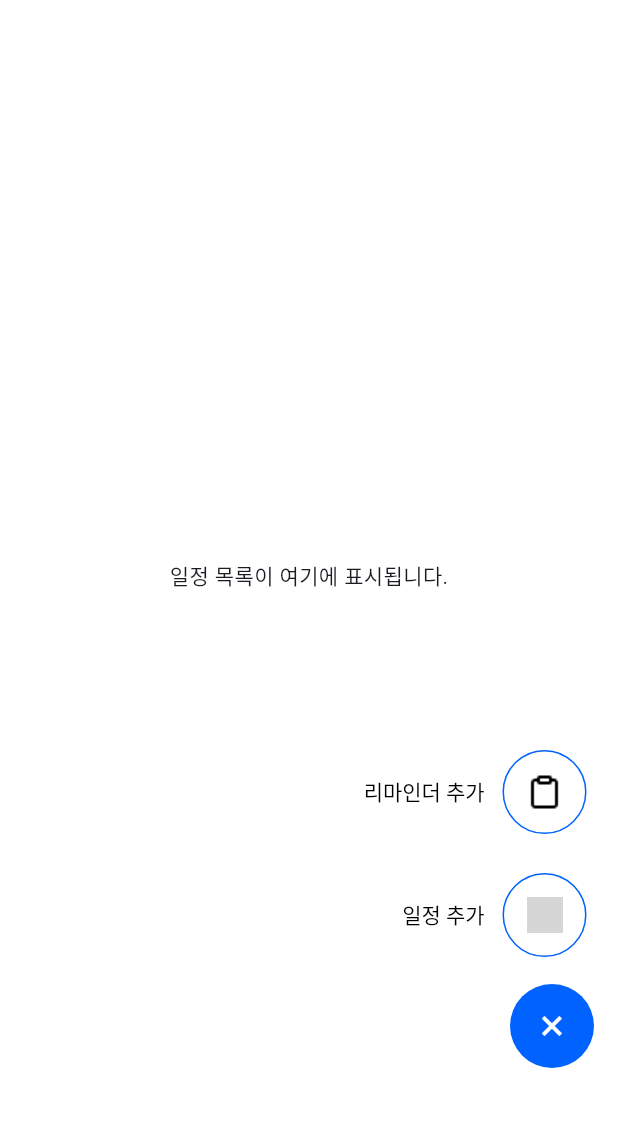
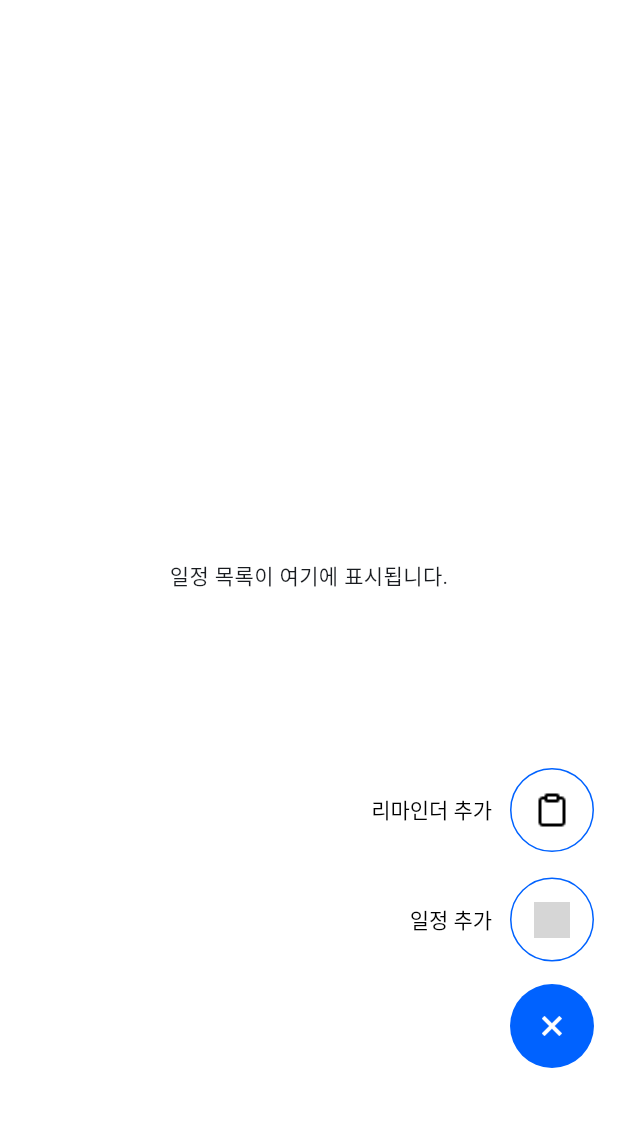
Before and after one commit to woodool/scheduleapp, a Flutter app: the screen it shows after launch, after a tap on the "add" icon, on a phone screen of 412 x 824 dp, the part 84-1211 px from its top. Run offline on Flutter 3.47's test engine with Material 3 defaults, Android fonts, the phone set to English and light mode, and no system bars; grey boxes are pictures that could not be loaded.

Commit message:
추가버튼/일정추가/리마인더추가

```diff
--- a/schedule/lib/features/schedule/presentation/pages/home_page.dart
+++ b/schedule/lib/features/schedule/presentation/pages/home_page.dart
@@ -53,7 +53,7 @@ class _HomePageState extends State<HomePage> {
                         print('네비게이션 시도됨');
                       },
                       style: TextButton.styleFrom(
-                        padding: const EdgeInsets.only(left: 12, right: 5, top: 8, bottom: 8),
+                        padding: const EdgeInsets.only(left: 12, right: 0, top: 2, bottom: 5),
                         backgroundColor: Colors.transparent,
                         foregroundColor: Colors.black,
                         minimumSize: Size.zero,
@@ -112,7 +112,7 @@ class _HomePageState extends State<HomePage> {
                         print('네비게이션 시도됨');
                       },
                       style: TextButton.styleFrom(
-                        padding: const EdgeInsets.only(left: 12, right: 5, top: 8, bottom: 8),
+                        padding: const EdgeInsets.only(left: 12, right: 0, top: 2, bottom: 5),
                         backgroundColor: Colors.transparent,
                         foregroundColor: Colors.black,
                         minimumSize: Size.zero,
--- a/schedule/lib/features/schedule/presentation/widgets/notification_setting_box.dart
+++ b/schedule/lib/features/schedule/presentation/widgets/notification_setting_box.dart
@@ -59,7 +59,7 @@ class NotificationSettingBox extends StatelessWidget {
               contentPadding: EdgeInsets.zero,
               content: Container(
                 width: 300,
-                height: 320,
+                height: 338,
                 child: Column(
                   mainAxisSize: MainAxisSize.min,
                   children: [
@@ -184,7 +184,7 @@ class NotificationSettingBox extends StatelessWidget {
               contentPadding: EdgeInsets.zero,
               content: Container(
                 width: 300,
-                height: 320,
+                height: 338,
                 child: Column(
                   children: [
                     Container(
```
